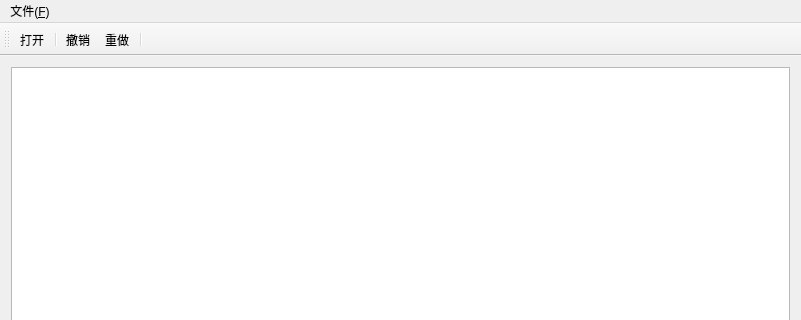
Before: the Qt Designer form MyMenuDisplay/mainwindow.ui in xuyuyang0219/GitWorkSpace, drawn with Qt 5; both pictures show x 0 to 801 and y 0 to 320 of the 801 by 501 pixel window.
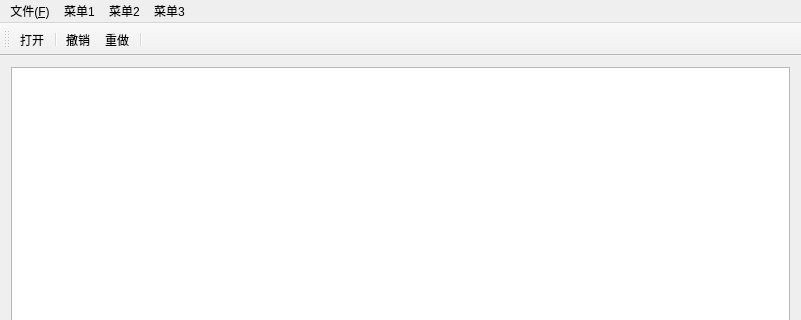
After: the same form once the commit is applied. Icons and pictures are not drawn.

Diff of the .ui file:
```diff
--- a/MyMenuDisplay/mainwindow.ui
+++ b/MyMenuDisplay/mainwindow.ui
@@ -40,7 +40,25 @@
     <addaction name="action_Undo"/>
     <addaction name="action_Redo"/>
    </widget>
+   <widget class="QMenu" name="menu_1">
+    <property name="title">
+     <string>菜单1</string>
+    </property>
+   </widget>
+   <widget class="QMenu" name="menu_2">
+    <property name="title">
+     <string>菜单2</string>
+    </property>
+   </widget>
+   <widget class="QMenu" name="menu_3">
+    <property name="title">
+     <string>菜单3</string>
+    </property>
+   </widget>
    <addaction name="menu_F"/>
+   <addaction name="menu_1"/>
+   <addaction name="menu_2"/>
+   <addaction name="menu_3"/>
   </widget>
   <widget class="QToolBar" name="mainToolBar">
    <attribute name="toolBarArea">
```
